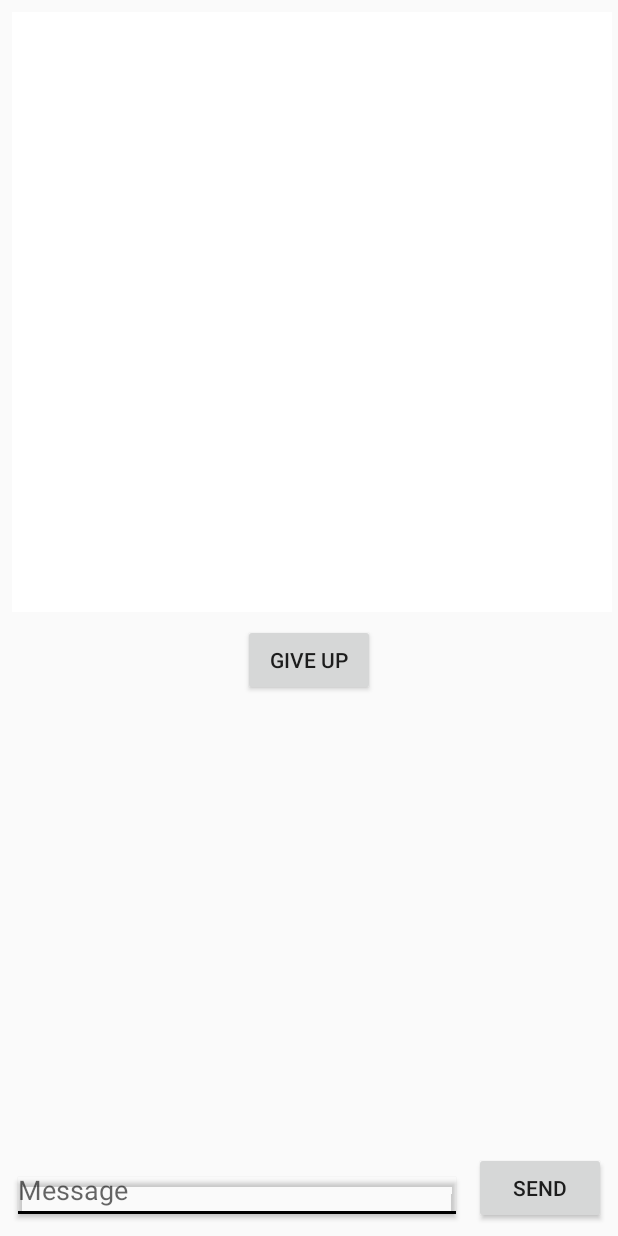
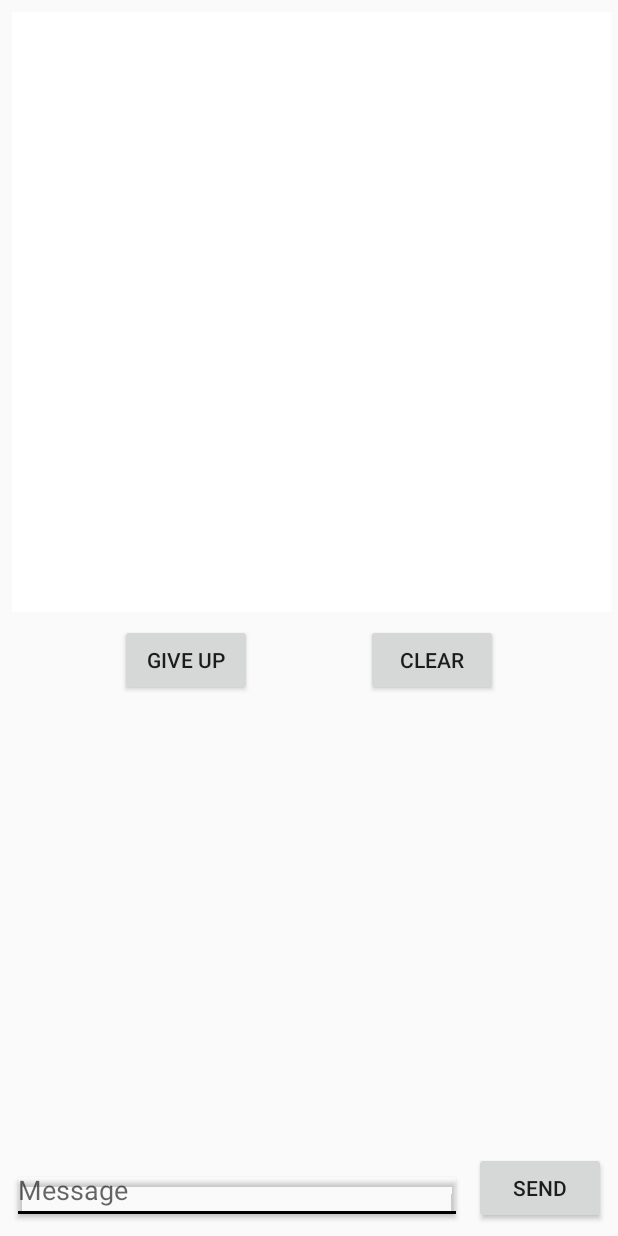
Before and after one commit to ACharchula/Charades, an Android app: the layout activity_game.xml on its own in the app's theme, with its tools: preview values and no code run, on a phone screen of 412 x 824 dp. Run offline under Robolectric (Android 15) with nearby library versions, the phone set to English and light mode, and no system bars; Roboto replaces fonts that are not available here.

Commit message:
added clear button

```diff
--- a/android_client/app/src/main/java/com/acharchu/charades/GameActivity.kt
+++ b/android_client/app/src/main/java/com/acharchu/charades/GameActivity.kt
@@ -119,6 +119,11 @@ class GameActivity : AppCompatActivity() {
             ConnectionService.giveUpAGame()
             guessingPlayerView()
         }
+
+        clearDrawViewButton.setOnClickListener {
+            draw_view.clearCanvas()
+        }
+
         guessingPlayerView()
         startThreads()
     }
@@ -133,6 +138,7 @@ class GameActivity : AppCompatActivity() {
             draw_view.clearCanvas()
             draw_view.visibility = VISIBLE
             giveUpButton.visibility = VISIBLE
+            clearDrawViewButton.visibility = VISIBLE
         }
 
         sendPicture = true
@@ -155,6 +161,7 @@ class GameActivity : AppCompatActivity() {
             imageView.visibility = VISIBLE
             draw_view.visibility = INVISIBLE
             giveUpButton.visibility = GONE
+            clearDrawViewButton.visibility = GONE
         }
     }
 
--- a/android_client/app/src/main/res/layout/activity_game.xml
+++ b/android_client/app/src/main/res/layout/activity_game.xml
@@ -52,8 +52,15 @@
             android:text="GIVE UP"
             android:layout_width="wrap_content"
             android:layout_height="wrap_content"
-            android:id="@+id/giveUpButton" app:layout_constraintEnd_toEndOf="parent" android:layout_marginEnd="8dp"
-            app:layout_constraintStart_toStartOf="parent" android:layout_marginStart="8dp"
+            android:id="@+id/giveUpButton"
+            app:layout_constraintStart_toStartOf="parent" android:layout_marginStart="80dp"
             android:visibility="visible" android:layout_marginTop="8dp"
             app:layout_constraintTop_toBottomOf="@+id/imageView"/>
+    <Button
+            android:text="CLEAR"
+            android:layout_width="wrap_content"
+            android:layout_height="wrap_content"
+            android:id="@+id/clearDrawViewButton"
+            app:layout_constraintEnd_toEndOf="parent" android:layout_marginEnd="80dp"
+            android:layout_marginTop="8dp" app:layout_constraintTop_toBottomOf="@+id/imageView"/>
 </android.support.constraint.ConstraintLayout>
```
